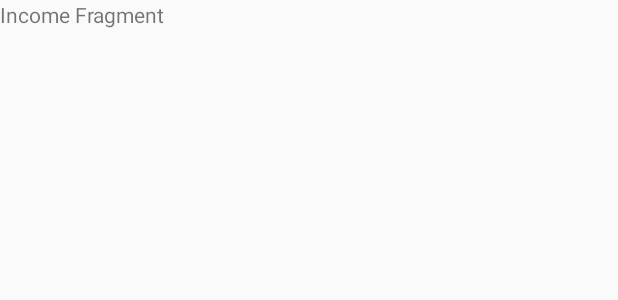
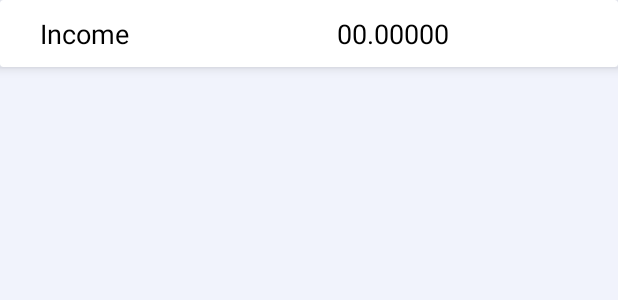
Before and after one commit to shreyas-sakri/ExpenseManagerApp, an Android app: the layout fragment_income.xml on its own in the app's theme, with its tools: preview values and no code run, on a phone screen of 412 x 824 dp. Shown: the top 300 px of the screen. Run offline under Robolectric (Android 15) with nearby library versions, the phone set to English and light mode, and no system bars.

Commit message:
Income Fragment Design

```diff
--- a/app/src/main/res/layout/fragment_income.xml
+++ b/app/src/main/res/layout/fragment_income.xml
@@ -1,14 +1,74 @@
 <?xml version="1.0" encoding="utf-8"?>
-<FrameLayout xmlns:android="http://schemas.android.com/apk/res/android"
+<LinearLayout xmlns:android="http://schemas.android.com/apk/res/android"
     xmlns:tools="http://schemas.android.com/tools"
     android:layout_width="match_parent"
+    xmlns:app="http://schemas.android.com/apk/res-auto"
+    android:orientation="vertical"
+    android:background="#FFF1F3FC"
     android:layout_height="match_parent"
     tools:context=".IncomeFragment">
 
-    <!-- TODO: Update blank fragment layout -->
-    <TextView
+    <androidx.cardview.widget.CardView
         android:layout_width="match_parent"
-        android:layout_height="match_parent"
-        android:text="Income Fragment" />
+        app:cardElevation="5dp"
+        android:elevation="10dp"
+        android:layout_height="wrap_content">
 
-</FrameLayout>
+        <LinearLayout
+            android:layout_width="match_parent"
+            android:orientation="horizontal"
+            android:layout_height="wrap_content">
+
+            <RelativeLayout
+                android:layout_width="0dp"
+                android:layout_weight="1"
+                android:gravity="center"
+                android:layout_margin="10dp"
+                android:layout_height="wrap_content">
+                <TextView
+                    android:layout_width="wrap_content"
+                    android:textAppearance="@style/TextAppearance.AppCompat.Medium"
+                    android:textColor="@color/black"
+                    android:text="Income"
+                    android:layout_height="wrap_content">
+
+
+                </TextView>
+
+            </RelativeLayout>
+
+            <RelativeLayout
+                android:layout_width="0dp"
+                android:layout_weight="3"
+                android:gravity="center"
+                android:layout_margin="10dp"
+                android:layout_height="wrap_content">
+                <TextView
+                    android:layout_width="wrap_content"
+                    android:textAppearance="@style/TextAppearance.AppCompat.Medium"
+                    android:textColor="@color/black"
+                    android:text="00.00000"
+                    android:id="@+id/incme_txt_result"
+                    android:layout_height="wrap_content">
+
+
+                </TextView>
+
+            </RelativeLayout>
+
+
+        </LinearLayout>
+
+
+    </androidx.cardview.widget.CardView>
+
+
+    <androidx.recyclerview.widget.RecyclerView
+        android:layout_width="match_parent"
+        android:id="@+id/recycler_id_income"
+        android:layout_height="match_parent">
+
+    </androidx.recyclerview.widget.RecyclerView>
+
+
+</LinearLayout>
```
Also changed, not shown: app/src/main/java/com/example/expensemanager/DashBoardFragment.java (+97 -2 lines).
